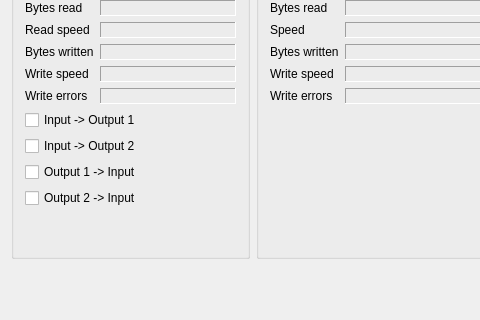
dmitry-zsl/serial-port-repeater, file MainWindow.ui: the form before one commit; both pictures show x 0 to 480 and y 227 to 547 of the 752 by 547 pixel window.
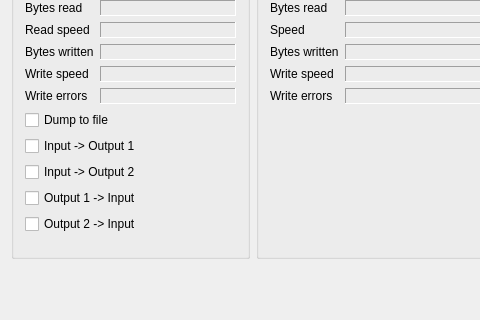
The form after the commit.

Commit message: Dump input data to file

Patch:
```diff
--- a/MainWindow.ui
+++ b/MainWindow.ui
@@ -183,28 +183,28 @@
              </property>
             </widget>
            </item>
-           <item row="11" column="0" colspan="2">
+           <item row="12" column="0" colspan="2">
             <widget class="QCheckBox" name="cbxIn2Out1">
              <property name="text">
               <string>Input -&gt; Output 1</string>
              </property>
             </widget>
            </item>
-           <item row="12" column="0" colspan="2">
+           <item row="13" column="0" colspan="2">
             <widget class="QCheckBox" name="cbxIn2Out2">
              <property name="text">
               <string>Input -&gt; Output 2</string>
              </property>
             </widget>
            </item>
-           <item row="13" column="0" colspan="2">
+           <item row="14" column="0" colspan="2">
             <widget class="QCheckBox" name="cbxOut1ToIn">
              <property name="text">
               <string>Output 1 -&gt; Input</string>
              </property>
             </widget>
            </item>
-           <item row="14" column="0" colspan="2">
+           <item row="15" column="0" colspan="2">
             <widget class="QCheckBox" name="cbxOut2ToIn">
              <property name="text">
               <string>Output 2 -&gt; Input</string>
@@ -234,6 +234,13 @@
              </property>
             </widget>
            </item>
+           <item row="11" column="0" colspan="2">
+            <widget class="QCheckBox" name="cbDumpIn">
+             <property name="text">
+              <string>Dump to file</string>
+             </property>
+            </widget>
+           </item>
           </layout>
          </item>
          <item>
```
The commit also changes 3 other files.
